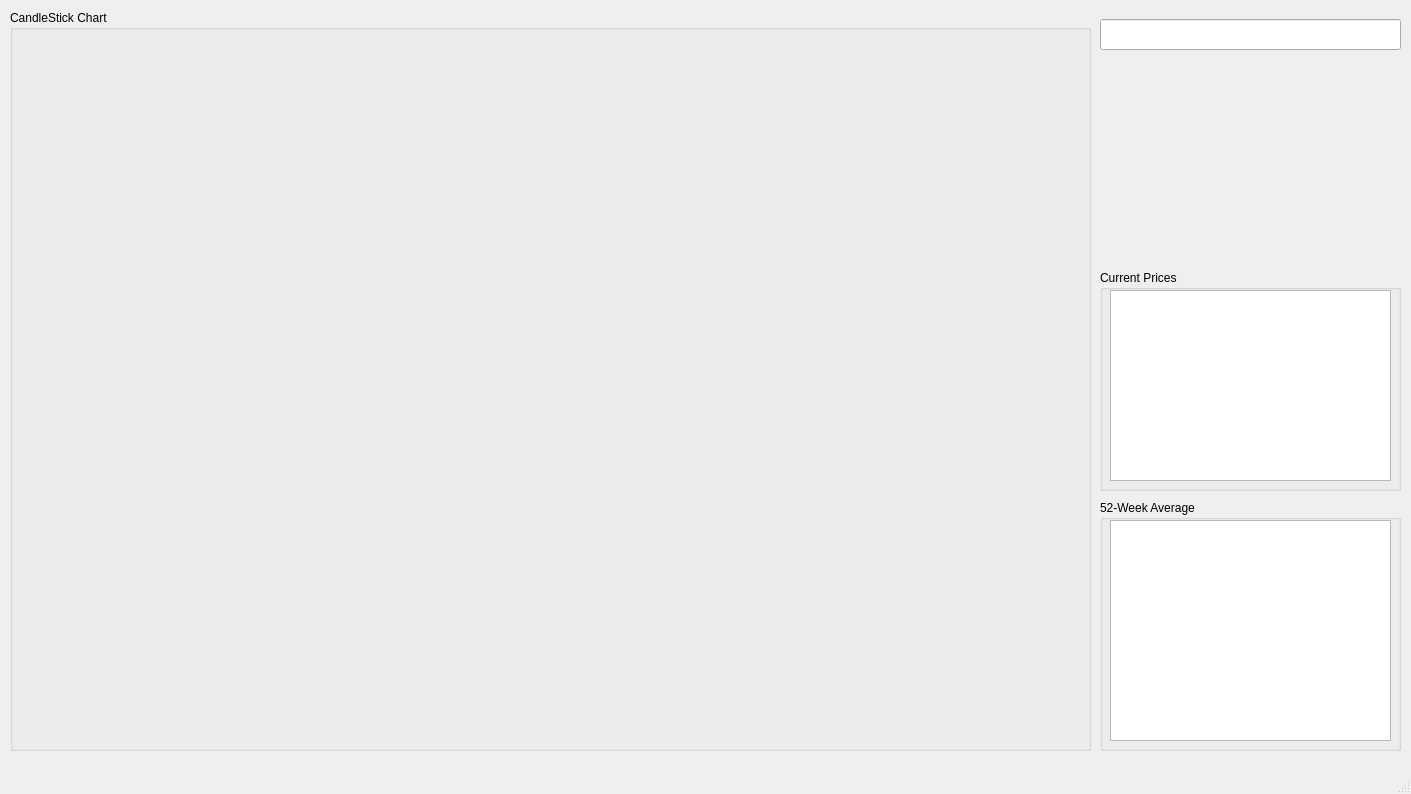
Before: the Qt Designer form user_interface_design.ui in ridvikpal/MarkedUp, drawn with Qt 5.
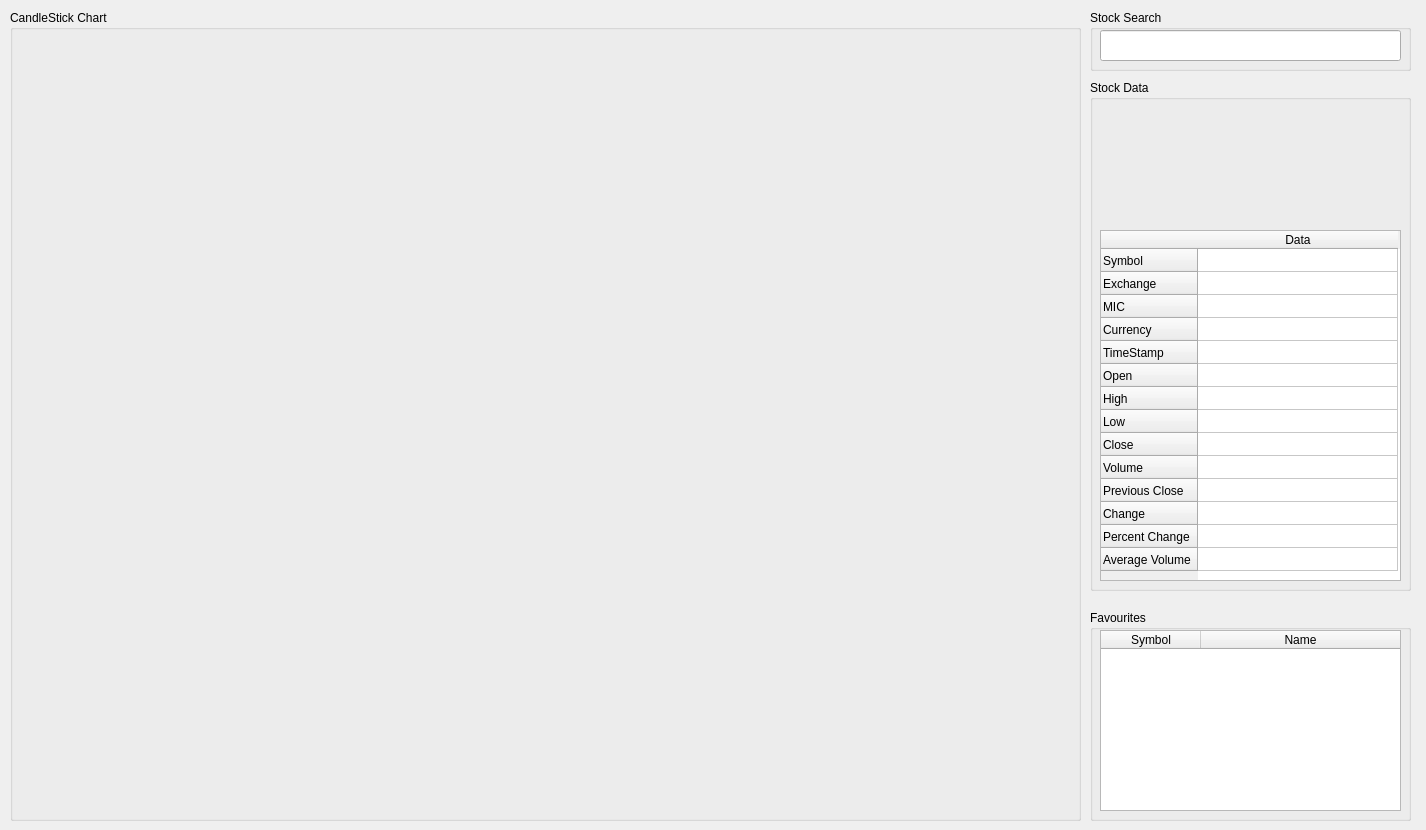
After: the same form once the commit is applied.

Commit message: updated gui with favourites and group box borders.

What changed in the file:
```diff
--- a/user_interface_design.ui
+++ b/user_interface_design.ui
@@ -6,8 +6,8 @@
    <rect>
     <x>0</x>
     <y>0</y>
-    <width>1411</width>
-    <height>794</height>
+    <width>1426</width>
+    <height>830</height>
    </rect>
   </property>
   <property name="windowTitle">
@@ -17,25 +17,22 @@
    <widget class="QGroupBox" name="currentPriceGroup">
     <property name="geometry">
      <rect>
-      <x>1100</x>
-      <y>270</y>
-      <width>301</width>
-      <height>221</height>
+      <x>10</x>
+      <y>10</y>
+      <width>1071</width>
+      <height>811</height>
      </rect>
     </property>
     <property name="title">
-     <string>Current Prices</string>
+     <string>CandleStick Chart</string>
     </property>
-    <property name="checkable">
-     <bool>false</bool>
-    </property>
-    <widget class="QTableWidget" name="currentPriceTable">
+    <widget class="QWidget" name="plotlyGraph" native="true">
      <property name="geometry">
       <rect>
        <x>10</x>
        <y>20</y>
-       <width>281</width>
-       <height>191</height>
+       <width>1051</width>
+       <height>781</height>
       </rect>
      </property>
      <property name="font">
@@ -48,39 +45,20 @@
    <widget class="QGroupBox" name="fiftyTwoWeekAverageGroup">
     <property name="geometry">
      <rect>
-      <x>1100</x>
-      <y>500</y>
-      <width>301</width>
-      <height>251</height>
+      <x>1090</x>
+      <y>10</y>
+      <width>321</width>
+      <height>61</height>
      </rect>
     </property>
     <property name="title">
-     <string>52-Week Average</string>
+     <string>Stock Search</string>
     </property>
-    <property name="checkable">
-     <bool>false</bool>
-    </property>
-    <widget class="QTableWidget" name="fiftyTwoWeekAverageTable">
-     <property name="geometry">
-      <rect>
-       <x>10</x>
-       <y>20</y>
-       <width>281</width>
-       <height>221</height>
-      </rect>
-     </property>
-     <property name="font">
-      <font>
-       <family>Arial</family>
-      </font>
-     </property>
-    </widget>
-   </widget>
    <widget class="QLineEdit" name="stockSearch">
     <property name="geometry">
      <rect>
-      <x>1100</x>
-      <y>19</y>
+       <x>10</x>
+       <y>20</y>
       <width>301</width>
       <height>31</height>
      </rect>
@@ -92,73 +70,133 @@
      </font>
     </property>
    </widget>
-   <widget class="QWidget" name="layoutWidget">
+   </widget>
+   <widget class="QGroupBox" name="stockDataGroup">
     <property name="geometry">
      <rect>
-      <x>1100</x>
-      <y>60</y>
+      <x>1090</x>
+      <y>80</y>
+      <width>321</width>
+      <height>511</height>
+     </rect>
+    </property>
+    <property name="title">
+     <string>Stock Data</string>
+    </property>
+    <widget class="QTableWidget" name="currentPriceTable">
+     <property name="geometry">
+      <rect>
+       <x>10</x>
+       <y>150</y>
       <width>301</width>
-      <height>52</height>
-     </rect>
-    </property>
-    <layout class="QHBoxLayout" name="horizontalLayout_2" stretch="0,0">
-     <item>
-      <widget class="QLabel" name="stockSymbol">
+       <height>351</height>
+      </rect>
+     </property>
        <property name="font">
         <font>
          <family>Arial</family>
-         <pointsize>32</pointsize>
-        </font>
-       </property>
+      </font>
+     </property>
+     <attribute name="horizontalHeaderCascadingSectionResizes">
+      <bool>false</bool>
+     </attribute>
+     <attribute name="horizontalHeaderDefaultSectionSize">
+      <number>200</number>
+     </attribute>
+     <attribute name="verticalHeaderMinimumSectionSize">
+      <number>23</number>
+     </attribute>
+     <attribute name="verticalHeaderDefaultSectionSize">
+      <number>23</number>
+     </attribute>
+     <row>
        <property name="text">
-        <string/>
-       </property>
-      </widget>
-     </item>
-     <item>
-      <widget class="QLabel" name="stockName">
-       <property name="font">
-        <font>
-         <pointsize>14</pointsize>
-        </font>
-       </property>
-       <property name="frameShape">
-        <enum>QFrame::NoFrame</enum>
-       </property>
-       <property name="frameShadow">
-        <enum>QFrame::Plain</enum>
-       </property>
+       <string>Symbol</string>
+      </property>
+     </row>
+     <row>
+      <property name="text">
+       <string>Exchange</string>
+      </property>
+     </row>
+     <row>
+      <property name="text">
+       <string>MIC</string>
+      </property>
+     </row>
+     <row>
+      <property name="text">
+       <string>Currency</string>
+      </property>
+     </row>
+     <row>
        <property name="text">
-        <string/>
-       </property>
-       <property name="alignment">
-        <set>Qt::AlignBottom|Qt::AlignHCenter</set>
-       </property>
-      </widget>
-     </item>
-    </layout>
-   </widget>
-   <widget class="QWidget" name="layoutWidget">
+       <string>TimeStamp</string>
+      </property>
+     </row>
+     <row>
+      <property name="text">
+       <string>Open</string>
+      </property>
+     </row>
+     <row>
+      <property name="text">
+       <string>High</string>
+      </property>
+     </row>
+     <row>
+      <property name="text">
+       <string>Low</string>
+      </property>
+     </row>
+     <row>
+      <property name="text">
+       <string>Close</string>
+      </property>
+     </row>
+     <row>
+      <property name="text">
+       <string>Volume</string>
+      </property>
+     </row>
+     <row>
+      <property name="text">
+       <string>Previous Close</string>
+      </property>
+     </row>
+     <row>
+      <property name="text">
+       <string>Change</string>
+      </property>
+     </row>
+     <row>
+      <property name="text">
+       <string>Percent Change</string>
+      </property>
+     </row>
+     <row>
+      <property name="text">
+       <string>Average Volume</string>
+      </property>
+     </row>
+     <column>
+      <property name="text">
+       <string>Data</string>
+      </property>
+     </column>
+    </widget>
+    <widget class="QWidget" name="">
     <property name="geometry">
      <rect>
-      <x>1100</x>
-      <y>120</y>
+       <x>10</x>
+       <y>20</y>
       <width>301</width>
-      <height>141</height>
+       <height>121</height>
      </rect>
     </property>
     <layout class="QHBoxLayout" name="horizontalLayout">
      <item>
       <widget class="QLabel" name="stockImage">
-       <property name="text">
-        <string/>
-       </property>
-      </widget>
-     </item>
-     <item>
-      <layout class="QVBoxLayout" name="verticalLayout">
-       <item>
-        <widget class="QLabel" name="stockExchange">
          <property name="font">
           <font>
            <pointsize>14</pointsize>
@@ -176,31 +214,13 @@
          <property name="alignment">
           <set>Qt::AlignCenter</set>
          </property>
-        </widget>
-       </item>
-       <item>
-        <widget class="QLabel" name="stockMicCode">
-         <property name="font">
-          <font>
-           <pointsize>14</pointsize>
-          </font>
-         </property>
-         <property name="frameShape">
-          <enum>QFrame::NoFrame</enum>
-         </property>
-         <property name="frameShadow">
-          <enum>QFrame::Plain</enum>
-         </property>
-         <property name="text">
-          <string/>
-         </property>
-         <property name="alignment">
-          <set>Qt::AlignCenter</set>
-         </property>
+        <property name="wordWrap">
+         <bool>true</bool>
+        </property>
         </widget>
        </item>
        <item>
-        <widget class="QLabel" name="stockCurrency">
+       <widget class="QLabel" name="stockName">
          <property name="font">
           <font>
            <pointsize>14</pointsize>
@@ -218,68 +238,51 @@
          <property name="alignment">
           <set>Qt::AlignCenter</set>
          </property>
-        </widget>
-       </item>
-       <item>
-        <widget class="QLabel" name="stockTimeStamp">
-         <property name="font">
-          <font>
-           <pointsize>14</pointsize>
-          </font>
-         </property>
-         <property name="frameShape">
-          <enum>QFrame::NoFrame</enum>
-         </property>
-         <property name="frameShadow">
-          <enum>QFrame::Plain</enum>
-         </property>
-         <property name="text">
-          <string/>
-         </property>
-         <property name="alignment">
-          <set>Qt::AlignCenter</set>
-         </property>
+        <property name="wordWrap">
+         <bool>true</bool>
+        </property>
         </widget>
        </item>
       </layout>
-     </item>
-    </layout>
-   </widget>
-   <widget class="QGroupBox" name="plotlyGroupBox">
+    </widget>
+   </widget>
+   <widget class="QGroupBox" name="favouritesGroup">
     <property name="geometry">
      <rect>
-      <x>10</x>
-      <y>10</y>
-      <width>1081</width>
-      <height>741</height>
+      <x>1090</x>
+      <y>610</y>
+      <width>321</width>
+      <height>211</height>
      </rect>
     </property>
     <property name="title">
-     <string>CandleStick Chart</string>
+     <string>Favourites</string>
     </property>
-    <widget class="QWidget" name="plotlyGraph" native="true">
+    <widget class="QTableWidget" name="favouritesTable">
      <property name="geometry">
       <rect>
        <x>10</x>
        <y>20</y>
-       <width>1061</width>
-       <height>711</height>
+       <width>301</width>
+       <height>181</height>
       </rect>
      </property>
+     <attribute name="horizontalHeaderStretchLastSection">
+      <bool>true</bool>
+     </attribute>
+     <column>
+      <property name="text">
+       <string>Symbol</string>
+      </property>
+     </column>
+     <column>
+      <property name="text">
+       <string>Name</string>
+      </property>
+     </column>
     </widget>
    </widget>
   </widget>
-  <widget class="QMenuBar" name="menubar">
-   <property name="geometry">
-    <rect>
-     <x>0</x>
-     <y>0</y>
-     <width>1411</width>
-     <height>21</height>
-    </rect>
-   </property>
-  </widget>
-  <widget class="QStatusBar" name="statusbar"/>
  </widget>
  <resources/>
  <connections/>
```
Left out of the diff: 9 changed lines with no effect on the pictures. Lines whose indentation alone changed are shown as unchanged. The commit also changes 3 other files.
